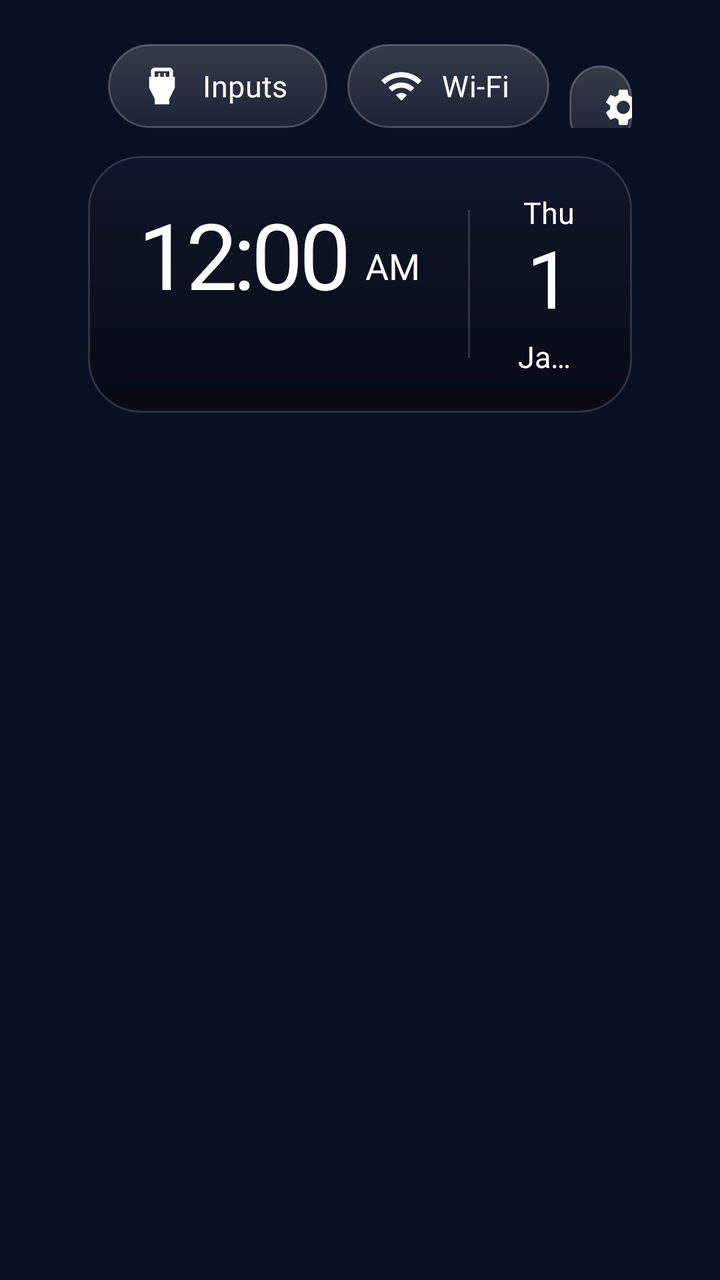
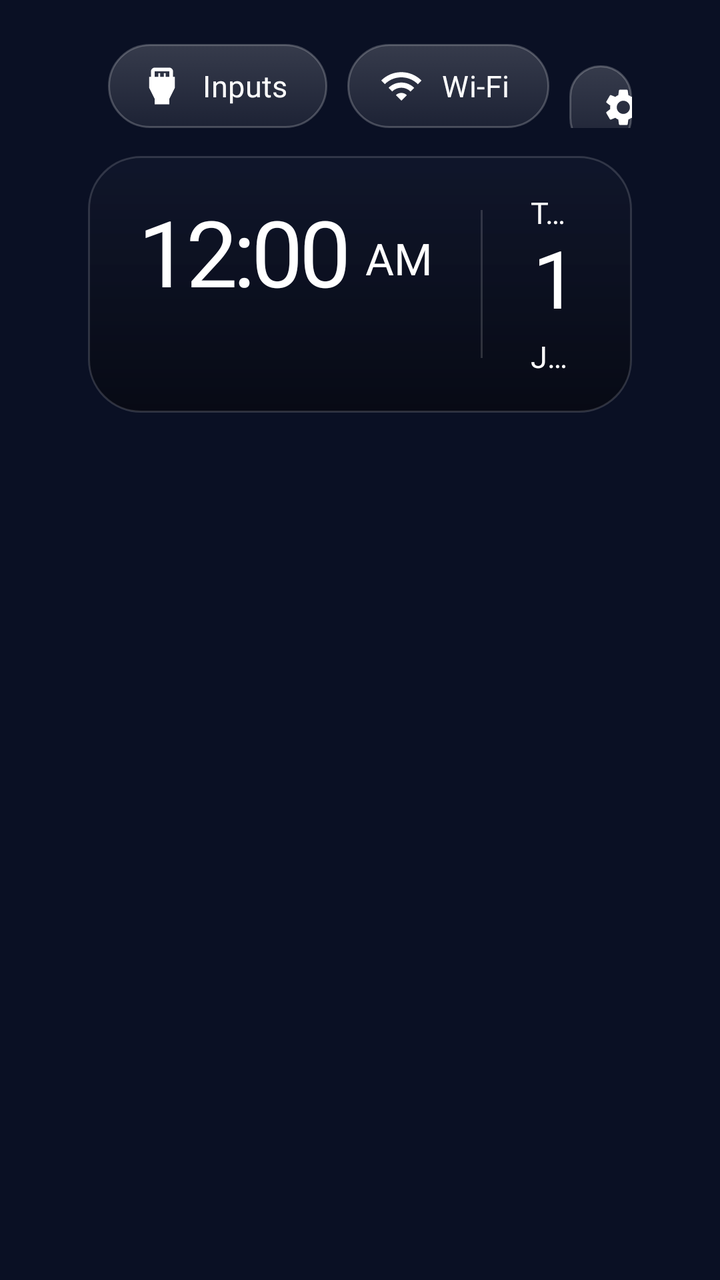

Compare the two renders of this Android layout. The source of the first and the diff that turns it into the second are given below.
<!-- AndroidManifest.xml: application theme Theme.TvHome -->
<!-- res/layout/activity_main.xml -->
<?xml version="1.0" encoding="utf-8"?>
<FrameLayout xmlns:android="http://schemas.android.com/apk/res/android"
    android:id="@+id/root"
    android:layout_width="match_parent"
    android:layout_height="match_parent"
    android:background="#FF0A1024">

    
    <View
        android:id="@+id/drift"
        android:layout_width="match_parent"
        android:layout_height="match_parent"
        android:importantForAccessibility="no" />

    
    <View
        android:id="@+id/ambient"
        android:layout_width="match_parent"
        android:layout_height="match_parent"
        android:alpha="0" />

    
    <com.gathin.tvhome.GlassView
        android:id="@+id/glass"
        android:layout_width="10dp"
        android:layout_height="10dp"
        android:alpha="0"
        android:importantForAccessibility="no" />

    <LinearLayout
        android:layout_width="match_parent"
        android:layout_height="match_parent"
        android:orientation="vertical"
        android:paddingStart="44dp"
        android:paddingEnd="44dp"
        android:paddingTop="22dp">

        
        <RelativeLayout
            android:layout_width="match_parent"
            android:layout_height="wrap_content">

            <TextView
                android:id="@+id/greeting"
                android:layout_width="match_parent"
                android:layout_height="wrap_content"
                android:layout_alignParentStart="true"
                android:layout_toStartOf="@+id/topButtons"
                android:layout_centerVertical="true"
                android:layout_marginStart="4dp"
                android:layout_marginEnd="20dp"
                android:ellipsize="end"
                android:textColor="@color/greeting"
                android:textSize="20sp"
                android:fontFamily="@font/devanagari"
                android:singleLine="true" />

            

    <LinearLayout
                android:id="@+id/topButtons"
                android:layout_width="wrap_content"
                android:layout_height="wrap_content"
                android:layout_alignParentEnd="true"
                android:orientation="horizontal">

                <TextView
                    android:id="@+id/btnInputs"
                    style="@style/TopButton"
                    android:text="@string/inputs"
                    android:drawableStart="@drawable/ic_input"
                    android:nextFocusDown="@+id/grid" />

                <TextView
                    android:id="@+id/btnWifi"
                    style="@style/TopButton"
                    android:text="@string/wifi"
                    android:drawableStart="@drawable/ic_wifi"
                    android:nextFocusDown="@+id/grid" />

                <TextView
                    android:id="@+id/btnSettings"
                    style="@style/TopButton"
                    android:text="@string/settings"
                    android:drawableStart="@drawable/ic_settings"
                    android:nextFocusDown="@+id/grid" />
            </LinearLayout>
        </RelativeLayout>

        
        <RelativeLayout
            android:layout_width="match_parent"
            android:layout_height="wrap_content"
            android:layout_marginTop="14dp">

            <LinearLayout
                android:id="@+id/clockTile"
                android:layout_width="wrap_content"
                android:layout_height="wrap_content"
                android:layout_alignParentStart="true"
                android:background="@drawable/pane"
                android:orientation="horizontal"
                android:gravity="center_vertical"
                android:paddingStart="26dp"
                android:paddingEnd="26dp"
                android:paddingTop="18dp"
                android:paddingBottom="18dp"
                android:baselineAligned="false">

                <LinearLayout
                    android:layout_width="wrap_content"
                    android:layout_height="wrap_content"
                    android:orientation="vertical">

                    <LinearLayout
                        android:layout_width="wrap_content"
                        android:layout_height="wrap_content"
                        android:orientation="horizontal"
                        android:baselineAligned="true">

                        <TextClock
                            android:id="@+id/clock"
                            android:layout_width="wrap_content"
                            android:layout_height="wrap_content"
                            android:format12Hour="h:mm"
                            android:format24Hour="HH:mm"
                            android:textColor="@color/text_bright"
                            android:textSize="46sp"
                            android:fontFamily="@font/outfit"
                            android:fontVariationSettings="'wght' 500"
                            android:letterSpacing="-0.045"
                            android:includeFontPadding="false" />

                        <TextClock
                            android:id="@+id/ampm"
                            android:layout_width="wrap_content"
                            android:layout_height="wrap_content"
                            android:layout_marginStart="8dp"
                            android:layout_gravity="bottom"
                            android:layout_marginBottom="6dp"
                            android:format12Hour="a"
                            android:format24Hour=""
                            android:textColor="@color/text_bright"
                            android:textSize="18sp"
                            android:fontFamily="@font/outfit"
                            android:fontVariationSettings="'wght' 500"
                            android:includeFontPadding="false" />
                    </LinearLayout>

                    <TextView
                        android:id="@+id/tithi"
                        android:layout_width="wrap_content"
                        android:layout_height="wrap_content"
                        android:layout_marginTop="8dp"
                        android:textColor="@color/text_soft"
                        android:textSize="13sp"
                        android:fontFamily="@font/outfit"
                        android:fontVariationSettings="'wght' 600"
                        android:singleLine="true" />
                </LinearLayout>

                
                <View
                    android:layout_width="1dp"
                    android:layout_height="74dp"
                    android:layout_marginStart="24dp"
                    android:layout_marginEnd="24dp"
                    android:background="@color/tile_edge" />

                <LinearLayout
                    android:id="@+id/dateTile"
                    android:layout_width="wrap_content"
                    android:layout_height="wrap_content"
                    android:orientation="vertical"
                    android:gravity="center_horizontal">

                    <TextClock
                        android:id="@+id/dayName"
                        android:layout_width="wrap_content"
                        android:layout_height="wrap_content"
                        android:format12Hour="EEE"
                        android:format24Hour="EEE"
                        android:textColor="@color/text_bright"
                        android:textSize="15sp"
                        android:fontFamily="@font/outfit"
                        android:fontVariationSettings="'wght' 600"
                        android:singleLine="true" />

                    <TextClock
                        android:id="@+id/dayNumber"
                        android:layout_width="wrap_content"
                        android:layout_height="wrap_content"
                        android:layout_marginTop="1dp"
                        android:format12Hour="d"
                        android:format24Hour="d"
                        android:textColor="@color/text_bright"
                        android:textSize="40sp"
                        android:fontFamily="@font/outfit"
                        android:fontVariationSettings="'wght' 500"
                        android:letterSpacing="-0.04"
                        android:includeFontPadding="false"
                        android:singleLine="true" />

                    <TextClock
                        android:id="@+id/monthYear"
                        android:layout_width="wrap_content"
                        android:layout_height="wrap_content"
                        android:layout_marginTop="4dp"
                        android:format12Hour="MMM yyyy"
                        android:format24Hour="MMM yyyy"
                        android:textColor="@color/text_bright"
                        android:textSize="15sp"
                        android:fontFamily="@font/outfit"
                        android:fontVariationSettings="'wght' 600"
                        android:singleLine="true" />
                </LinearLayout>
            </LinearLayout>

            
            <LinearLayout
                android:id="@+id/weatherTile"
                android:layout_width="300dp"
                android:layout_height="wrap_content"
                android:layout_alignParentEnd="true"
                android:background="@drawable/pane"
                android:orientation="vertical"
                android:paddingStart="24dp"
                android:paddingEnd="24dp"
                android:paddingTop="18dp"
                android:paddingBottom="18dp"
                android:visibility="invisible">

                <LinearLayout
                    android:layout_width="match_parent"
                    android:layout_height="wrap_content"
                    android:orientation="horizontal"
                    android:baselineAligned="false">

                    <LinearLayout
                        android:layout_width="0dp"
                        android:layout_height="wrap_content"
                        android:layout_weight="1"
                        android:orientation="vertical">

                        <TextView
                            android:id="@+id/weatherTemp"
                            android:layout_width="wrap_content"
                            android:layout_height="wrap_content"
                            android:textColor="@color/text_bright"
                            android:textSize="42sp"
                            android:fontFamily="@font/outfit"
                            android:fontVariationSettings="'wght' 500"
                            android:letterSpacing="-0.045"
                            android:includeFontPadding="false"
                            android:singleLine="true" />

                        <TextView
                            android:id="@+id/weatherSub"
                            android:layout_width="wrap_content"
                            android:layout_height="wrap_content"
                            android:layout_marginTop="6dp"
                            android:textColor="@color/text_soft"
                            android:textSize="12sp"
                            android:fontFamily="@font/outfit"
                            android:fontVariationSettings="'wght' 500"
                            android:singleLine="true"
                            android:ellipsize="end" />
                    </LinearLayout>

                    <LinearLayout
                        android:id="@+id/airBlock"
                        android:layout_width="wrap_content"
                        android:layout_height="wrap_content"
                        android:layout_marginStart="12dp"
                        android:orientation="vertical"
                        android:gravity="end"
                        android:visibility="invisible">

                        <TextView
                            android:layout_width="wrap_content"
                            android:layout_height="wrap_content"
                            android:text="@string/aqi"
                            android:textColor="@color/text_soft"
                            android:textSize="12sp"
                            android:fontFamily="@font/outfit"
                            android:fontVariationSettings="'wght' 500" />

                        <TextView
                            android:id="@+id/airNumber"
                            android:layout_width="wrap_content"
                            android:layout_height="wrap_content"
                            android:layout_marginTop="2dp"
                            android:textColor="@color/text_bright"
                            android:textSize="30sp"
                            android:fontFamily="@font/outfit"
                            android:fontVariationSettings="'wght' 500"
                            android:letterSpacing="-0.03"
                            android:includeFontPadding="false"
                            android:singleLine="true" />

                        <TextView
                            android:id="@+id/airWord"
                            android:layout_width="wrap_content"
                            android:layout_height="wrap_content"
                            android:layout_marginTop="5dp"
                            android:textColor="@color/text_soft"
                            android:textSize="12sp"
                            android:fontFamily="@font/outfit"
                            android:fontVariationSettings="'wght' 500"
                            android:singleLine="true" />
                    </LinearLayout>
                </LinearLayout>

                <LinearLayout
                    android:id="@+id/hourly"
                    android:layout_width="match_parent"
                    android:layout_height="wrap_content"
                    android:layout_marginTop="12dp"
                    android:orientation="horizontal"
                    android:baselineAligned="false" />
            </LinearLayout>
        </RelativeLayout>

        
        <TextView
            android:id="@+id/quote"
            android:layout_width="wrap_content"
            android:layout_height="wrap_content"
            android:layout_marginTop="10dp"
            android:layout_marginStart="8dp"
            android:paddingStart="14dp"
            android:paddingEnd="18dp"
            android:paddingTop="7dp"
            android:paddingBottom="9dp"
            android:background="@drawable/quote_bg"
            android:textColor="@color/accent"
            android:textSize="18sp"
            android:singleLine="true"
            android:nextFocusDown="@+id/grid"
            android:nextFocusUp="@+id/btnInputs"
            android:visibility="gone" />

        
        <FrameLayout
            android:layout_width="match_parent"
            android:layout_height="0dp"
            android:layout_weight="1"
            android:layout_marginTop="6dp">

            <androidx.recyclerview.widget.RecyclerView
                android:id="@+id/grid"
                android:layout_width="match_parent"
                android:layout_height="match_parent"
                android:paddingTop="10dp"
                android:paddingBottom="40dp"
                android:clipToPadding="false"
                android:clipChildren="false"
                android:overScrollMode="never"
                android:scrollbars="none"
                android:descendantFocusability="afterDescendants" />
        </FrameLayout>
    </LinearLayout>

</FrameLayout>
<!-- resources referenced by this layout -->
<resources>
  <color name="accent">#FFFFFFFF</color>
  <color name="greeting">#FFFFFFFF</color>
  <color name="text_bright">#FFFFFFFF</color>
  <color name="text_soft">#CCFFFFFF</color>
  <color name="tile_edge">#26FFFFFF</color>
  <!-- drawable ic_input (drawable) -->
  <?xml version="1.0" encoding="utf-8"?>
  <vector xmlns:android="http://schemas.android.com/apk/res/android"
      android:width="22dp" android:height="22dp"
      android:viewportWidth="24" android:viewportHeight="24">
      <path android:fillColor="#FFFFFFFF"
          android:pathData="M18,7V4c0,-1.1 -0.9,-2 -2,-2H8C6.9,2 6,2.9 6,4v3H5v6l3,6v3h8v-3l3,-6V7H18zM8,4h8v3h-2V5h-1v2h-2V5h-1v2H8V4z" />
  </vector>
  <!-- drawable ic_wifi (drawable) -->
  <?xml version="1.0" encoding="utf-8"?>
  <vector xmlns:android="http://schemas.android.com/apk/res/android"
      android:width="22dp" android:height="22dp"
      android:viewportWidth="24" android:viewportHeight="24">
      <path android:fillColor="#FFFFFFFF"
          android:pathData="M1,9l2,2c4.97,-4.97 13.03,-4.97 18,0l2,-2C16.93,2.93 7.08,2.93 1,9zM9,17l3,3 3,-3c-1.65,-1.66 -4.34,-1.66 -6,0zM5,13l2,2c2.76,-2.76 7.24,-2.76 10,0l2,-2C15.14,9.14 8.87,9.14 5,13z" />
  </vector>
  <!-- drawable pane (drawable) -->
  <?xml version="1.0" encoding="utf-8"?>
  <shape xmlns:android="http://schemas.android.com/apk/res/android" android:shape="rectangle">
      <gradient
          android:angle="270"
          android:startColor="@color/tile_glass_top"
          android:endColor="@color/tile_glass_bottom" />
      <stroke android:width="1dp" android:color="@color/tile_edge" />
      <corners android:radius="26dp" />
  </shape>
  <!-- drawable quote_bg (drawable) -->
  <?xml version="1.0" encoding="utf-8"?>
  <selector xmlns:android="http://schemas.android.com/apk/res/android">
      <item android:state_focused="true">
          <shape android:shape="rectangle">
              <gradient
                  android:angle="270"
                  android:startColor="#2EFFFFFF"
                  android:endColor="#14FFFFFF" />
              <stroke android:width="1dp" android:color="#59E9C46A" />
              <corners android:radius="14dp" />
          </shape>
      </item>
      <item>
          <shape android:shape="rectangle">
              <solid android:color="#00000000" />
              <corners android:radius="14dp" />
          </shape>
      </item>
  </selector>
  <string name="aqi">AQI</string>
  <string name="inputs">Inputs</string>
  <string name="settings">Settings</string>
  <string name="wifi">Wi-Fi</string>
  <style name="Theme.TvHome" parent="android:Theme.Material.NoActionBar.Fullscreen">
          <item name="android:windowBackground">@android:color/black</item>
          <item name="android:colorBackground">@android:color/black</item>
          <item name="android:windowAnimationStyle">@null</item>
      </style>
  <color name="tile_glass_top">#4D1C2238</color>
  <color name="tile_glass_bottom">#C2060810</color>
  <!-- drawable pill_bg (drawable) -->
  <?xml version="1.0" encoding="utf-8"?>
  <selector xmlns:android="http://schemas.android.com/apk/res/android">
      <item android:state_focused="true">
          <shape android:shape="rectangle">
              <solid android:color="#3DFFFFFF" />
              <stroke android:width="2dp" android:color="#99FFFFFF" />
              <corners android:radius="21dp" />
          </shape>
      </item>
      <item>
          <shape android:shape="rectangle">
              <gradient android:angle="270" android:startColor="#2EFFFFFF" android:endColor="#14FFFFFF" />
              <stroke android:width="1dp" android:color="#38FFFFFF" />
              <corners android:radius="21dp" />
          </shape>
      </item>
  </selector>
  <!-- unchanged entries left out for length: 2 -->
</resources>

<!-- the commit's change to res/layout/activity_main.xml (unified diff, before → after) -->
@@ -141,9 +141,9 @@
                             android:format12Hour="a"
                             android:format24Hour=""
                             android:textColor="@color/text_bright"
-                            android:textSize="18sp"
-                            android:fontFamily="@font/outfit"
-                            android:fontVariationSettings="'wght' 500"
+                            android:textSize="22sp"
+                            android:fontFamily="@font/outfit"
+                            android:fontVariationSettings="'wght' 600"
                             android:includeFontPadding="false" />
                     </LinearLayout>
 
@@ -153,7 +153,7 @@
                         android:layout_height="wrap_content"
                         android:layout_marginTop="8dp"
                         android:textColor="@color/text_soft"
-                        android:textSize="13sp"
+                        android:textSize="15sp"
                         android:fontFamily="@font/outfit"
                         android:fontVariationSettings="'wght' 600"
                         android:singleLine="true" />
@@ -260,7 +260,7 @@
                             android:layout_height="wrap_content"
                             android:layout_marginTop="6dp"
                             android:textColor="@color/text_soft"
-                            android:textSize="12sp"
+                            android:textSize="14sp"
                             android:fontFamily="@font/outfit"
                             android:fontVariationSettings="'wght' 500"
                             android:singleLine="true"
@@ -281,9 +281,9 @@
                             android:layout_height="wrap_content"
                             android:text="@string/aqi"
                             android:textColor="@color/text_soft"
-                            android:textSize="12sp"
-                            android:fontFamily="@font/outfit"
-                            android:fontVariationSettings="'wght' 500" />
+                            android:textSize="14sp"
+                            android:fontFamily="@font/outfit"
+                            android:fontVariationSettings="'wght' 600" />
 
                         <TextView
                             android:id="@+id/airNumber"
@@ -304,9 +304,9 @@
                             android:layout_height="wrap_content"
                             android:layout_marginTop="5dp"
                             android:textColor="@color/text_soft"
-                            android:textSize="12sp"
-                            android:fontFamily="@font/outfit"
-                            android:fontVariationSettings="'wght' 500"
+                            android:textSize="14sp"
+                            android:fontFamily="@font/outfit"
+                            android:fontVariationSettings="'wght' 600"
                             android:singleLine="true" />
                     </LinearLayout>
                 </LinearLayout>
@@ -326,12 +326,11 @@
             android:id="@+id/quote"
             android:layout_width="wrap_content"
             android:layout_height="wrap_content"
-            android:layout_marginTop="10dp"
-            android:layout_marginStart="8dp"
-            android:paddingStart="14dp"
-            android:paddingEnd="18dp"
-            android:paddingTop="7dp"
-            android:paddingBottom="9dp"
+            android:layout_marginTop="12dp"
+            android:paddingStart="26dp"
+            android:paddingEnd="26dp"
+            android:paddingTop="13dp"
+            android:paddingBottom="15dp"
             android:background="@drawable/quote_bg"
             android:textColor="@color/accent"
             android:textSize="18sp"
<!-- resource entries referenced after the edit -->
@@ -3,7 +3,7 @@
   <color name="accent">#FFFFFFFF</color>
   <color name="greeting">#FFFFFFFF</color>
   <color name="text_bright">#FFFFFFFF</color>
-  <color name="text_soft">#CCFFFFFF</color>
+  <color name="text_soft">#FFFFFFFF</color>
   <color name="tile_edge">#26FFFFFF</color>
   <!-- drawable ic_input (drawable) -->
   <?xml version="1.0" encoding="utf-8"?>
@@ -38,16 +38,20 @@
           <shape android:shape="rectangle">
               <gradient
                   android:angle="270"
-                  android:startColor="#2EFFFFFF"
-                  android:endColor="#14FFFFFF" />
-              <stroke android:width="1dp" android:color="#59E9C46A" />
-              <corners android:radius="14dp" />
+                  android:startColor="#73FFFFFF"
+                  android:endColor="#40FFFFFF" />
+              <stroke android:width="1dp" android:color="#8CFFFFFF" />
+              <corners android:radius="26dp" />
           </shape>
       </item>
       <item>
           <shape android:shape="rectangle">
-              <solid android:color="#00000000" />
-              <corners android:radius="14dp" />
+              <gradient
+                  android:angle="270"
+                  android:startColor="@color/tile_glass_top"
+                  android:endColor="@color/tile_glass_bottom" />
+              <stroke android:width="1dp" android:color="@color/tile_edge" />
+              <corners android:radius="26dp" />
           </shape>
       </item>
   </selector>
